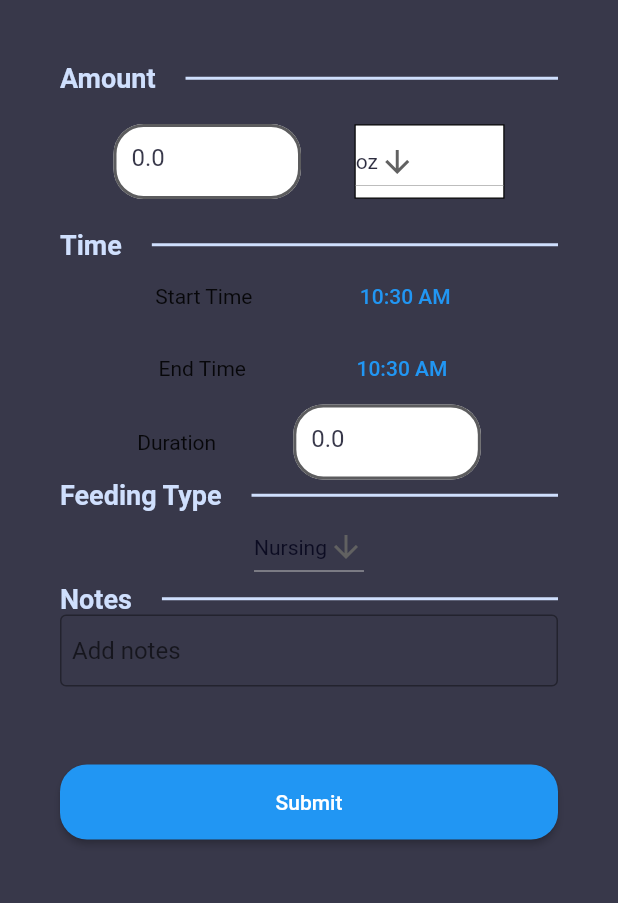
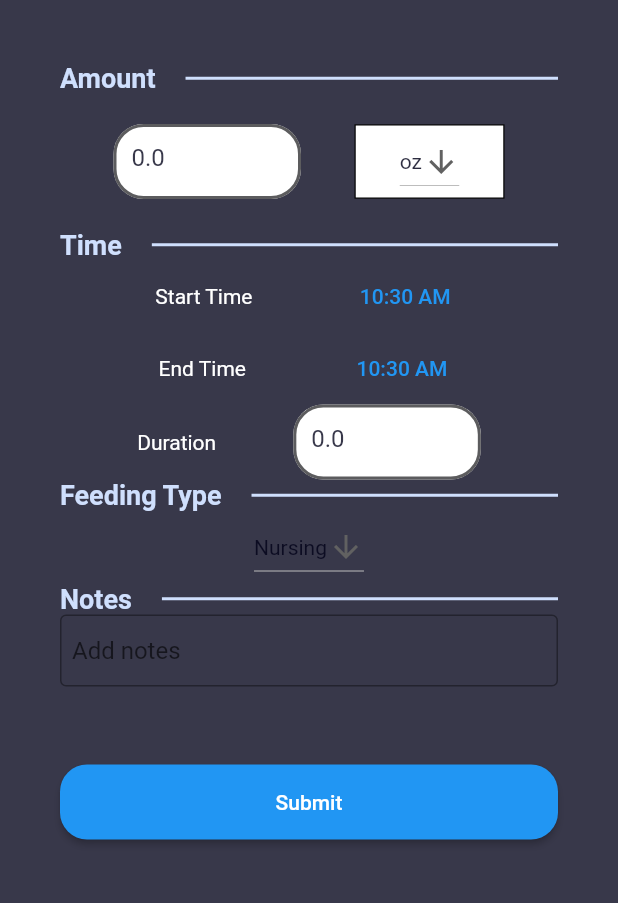
Before and after one commit to andycobson/TowelsOfTheGalaxy, a Flutter app: the FoodView screen opened directly, on a phone screen of 412 x 824 dp, the part 59-962 px from its top. Run offline on Flutter 3.47's test engine with Material 2 defaults, Android fonts, the phone set to English and light mode, and no system bars; our stand-ins replace cloud_firestore, equatable, firebase_auth, firebase_core, shared_preferences; accounts and stored records are empty; generated files the repository leaves out were written again.

Commit message:
Changed text color and centering on buttons

```diff
--- a/lib/view/metric_views/diaper_view.dart
+++ b/lib/view/metric_views/diaper_view.dart
@@ -107,7 +107,10 @@ class _DiaperViewState extends State<DiaperView> {
               Row(
                 mainAxisAlignment: MainAxisAlignment.spaceEvenly,
                 children: [
-                  const Text('Start Time'),
+                  const Text(
+                    'Start Time',
+                    style: TextStyle(color: Colors.white),
+                  ),
                   TextButton(
                     child: Text(
                       time.format(context),
--- a/lib/view/metric_views/food_view.dart
+++ b/lib/view/metric_views/food_view.dart
@@ -147,6 +147,8 @@ class _FoodViewState extends State<FoodView> {
                         style: BorderStyle.solid,
                         width: 0.80),
                   ),
+                  child: Center(
+                    // Added the Center widget
                     child: DropdownButton<String>(
                       value: dropdownMetricValue,
                       icon: const Icon(Icons.arrow_downward),
@@ -166,6 +168,7 @@ class _FoodViewState extends State<FoodView> {
                       }).toList(),
                     ),
                   ),
+                ),
               ]),
               const SizedBox(
                 height: 20,
@@ -174,7 +177,8 @@ class _FoodViewState extends State<FoodView> {
               Row(
                 mainAxisAlignment: MainAxisAlignment.spaceEvenly,
                 children: [
-                  const Text('Start Time'),
+                  const Text('Start Time',
+                      style: TextStyle(color: Colors.white)),
                   TextButton(
                     child: Text(
                       startTime.format(context),
@@ -195,7 +199,10 @@ class _FoodViewState extends State<FoodView> {
               Row(
                 mainAxisAlignment: MainAxisAlignment.spaceEvenly,
                 children: [
-                  const Text('End Time'),
+                  const Text(
+                    'End Time',
+                    style: TextStyle(color: Colors.white),
+                  ),
                   TextButton(
                     child: Text(
                       endTime.format(context),
@@ -216,7 +223,10 @@ class _FoodViewState extends State<FoodView> {
               Row(
                 mainAxisAlignment: MainAxisAlignment.spaceEvenly,
                 children: [
-                  const Text('Duration'),
+                  const Text(
+                    'Duration',
+                    style: TextStyle(color: Colors.white),
+                  ),
                   DecimalInput(controller: _duration),
                 ],
               ),
--- a/lib/view/metric_views/growth_view.dart
+++ b/lib/view/metric_views/growth_view.dart
@@ -125,7 +125,10 @@ class _GrowthViewState extends State<GrowthView> {
               Row(
                 mainAxisAlignment: MainAxisAlignment.spaceEvenly,
                 children: [
-                  const Text('Start Time'),
+                  const Text(
+                    'Start Time',
+                    style: TextStyle(color: Colors.white),
+                  ),
                   TextButton(
                     child: Text(
                       time.format(context),
--- a/lib/view/metric_views/temperature_view.dart
+++ b/lib/view/metric_views/temperature_view.dart
@@ -120,7 +120,10 @@ class _TemperatureViewState extends State<TemperatureView> {
               Row(
                 mainAxisAlignment: MainAxisAlignment.spaceEvenly,
                 children: [
-                  const Text('Temperature Time'),
+                  const Text(
+                    'Temperature Time',
+                    style: TextStyle(color: Colors.white),
+                  ),
                   TextButton(
                     child: Text(time.format(context)),
                     onPressed: () async {
--- a/lib/view/metric_views/test_view.dart
+++ b/lib/view/metric_views/test_view.dart
@@ -116,7 +116,6 @@ class _TestViewState extends State<TestView> {
               Navigator.of(ctx).pop();
             },
             child: Container(
-              color: Colors.green,
               padding: const EdgeInsets.all(14),
               child: const Text("okay"),
             ),
@@ -268,7 +267,10 @@ class _BottleViewState extends State<BottleView> {
         Row(
           mainAxisAlignment: MainAxisAlignment.spaceEvenly,
           children: [
-            const Text('Start Time'),
+            const Text(
+              'Start Time',
+              style: TextStyle(color: Colors.white),
+            ),
             TextButton(
               child: Text(
                 widget.timeWrapper.value.format(context),
--- a/lib/view/metric_views/throwup_view.dart
+++ b/lib/view/metric_views/throwup_view.dart
@@ -125,7 +125,10 @@ class _ThrowUpViewState extends State<ThrowUpView> {
               Row(
                 mainAxisAlignment: MainAxisAlignment.spaceEvenly,
                 children: [
-                  const Text('Start Time'),
+                  const Text(
+                    'Start Time',
+                    style: TextStyle(color: Colors.white),
+                  ),
                   TextButton(
                     child: Text(
                       time.format(context),
--- a/lib/view/metric_views/vaccine_view.dart
+++ b/lib/view/metric_views/vaccine_view.dart
@@ -120,7 +120,10 @@ class _VaccineViewState extends State<VaccineView> {
               Row(
                 mainAxisAlignment: MainAxisAlignment.spaceEvenly,
                 children: [
-                  const Text('Select Time'),
+                  const Text(
+                    'Select Time',
+                    style: TextStyle(color: Colors.white),
+                  ),
                   TextButton(
                     child: Text(
                       time.format(context),
```
Also changed, not shown: lib/view/metric_views/sleep_view.dart (+8 -2 lines). Lines whose indentation alone changed are shown as unchanged.
